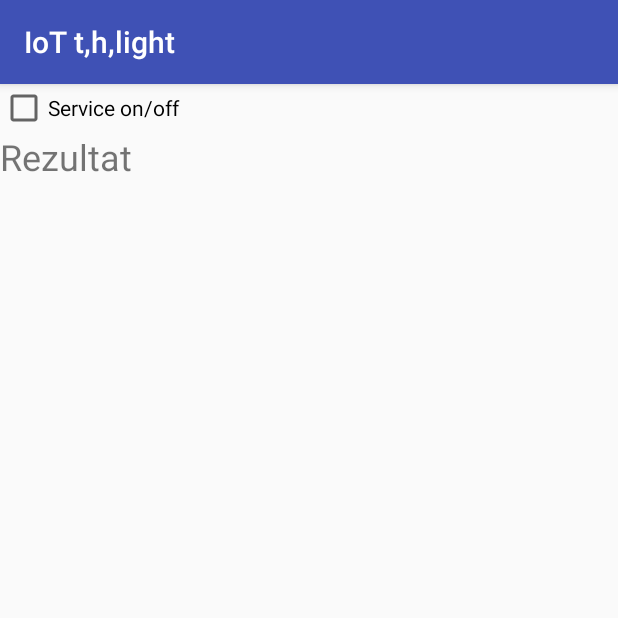
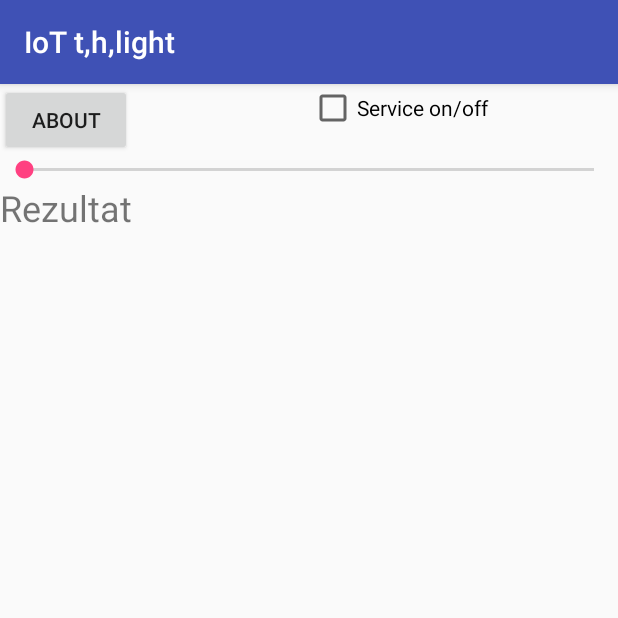
Before and after one commit to nikolaJapundzic/IoT_t_h_light, an Android app: the screen it shows after launch (MainActivity), on a phone screen of 412 x 824 dp, the top half of it. Run offline under Robolectric (Android 15) with nearby library versions, the phone set to English and light mode, and no system bars.

Commit message:
Aboutbutton added

```diff
--- a/app/build.gradle
+++ b/app/build.gradle
@@ -7,8 +7,8 @@ android {
         applicationId "things.useful.asynctask_IoT"
         minSdkVersion 16
         targetSdkVersion 25
-        versionCode 3
-        versionName "1.3"
+        versionCode 4
+        versionName "1.4"
         testInstrumentationRunner "android.support.test.runner.AndroidJUnitRunner"
     }
     buildTypes {
--- a/app/src/main/java/things/useful/asynctask_IoT/IoT.java
+++ b/app/src/main/java/things/useful/asynctask_IoT/IoT.java
@@ -37,7 +37,7 @@ public class IoT extends Service {
                     new SimpleSyncTask().execute(strUrl);
 
                     try {
-                        sleep(2100);
+                        sleep(2500);
                     } catch (InterruptedException e) {
                         e.printStackTrace();
                     }
--- a/app/src/main/res/layout/activity_main.xml
+++ b/app/src/main/res/layout/activity_main.xml
@@ -5,22 +5,74 @@
     android:layout_width="match_parent"
     android:layout_height="match_parent"
     android:orientation="vertical"
+    android:weightSum="3"
     tools:context="things.useful.asynctask_IoT.MainActivity">
 
+
+    <LinearLayout
+        android:layout_width="match_parent"
+        android:layout_height="wrap_content"
+
+        android:weightSum="2"
+        android:orientation="horizontal">
+
+        <LinearLayout
+            android:layout_width="match_parent"
+            android:layout_height="wrap_content"
+            android:layout_weight="1"
+            android:orientation="vertical">
+
+            <Button
+                android:id="@+id/buttonABOUT"
+                android:layout_width="wrap_content"
+                android:layout_height="wrap_content"
+                android:text="@string/info" />
+
+        </LinearLayout>
+
+        <LinearLayout
+            android:layout_width="match_parent"
+            android:layout_height="wrap_content"
+            android:layout_weight="1"
+            android:orientation="vertical">
 
             <CheckBox
                 android:id="@+id/checkBox"
                 android:layout_width="match_parent"
                 android:layout_height="wrap_content"
                 android:checked="false"
-        android:text="Service on/off" />
+                android:text="@string/service_on_off" />
+
+        </LinearLayout>
+
+
+    </LinearLayout>
+
+    <LinearLayout
+        android:layout_width="match_parent"
+        android:layout_height="wrap_content"
+        android:orientation="vertical">
+
+        <SeekBar
+            android:id="@+id/seekBar"
+            android:layout_width="match_parent"
+            android:layout_height="wrap_content" />
+
+    </LinearLayout>
+
+    <ScrollView
+        android:layout_width="match_parent"
+        android:layout_height="match_parent"
+        android:layout_weight="1"
+        android:orientation="vertical">
 
         <TextView
             android:id="@+id/tv_result"
-        android:layout_width="wrap_content"
+            android:layout_width="match_parent"
             android:layout_height="wrap_content"
             android:text="@string/tv_resulta"
             android:textSize="24sp" />
+    </ScrollView>
 
 
 </LinearLayout>
```
Also changed, not shown: app/src/main/java/things/useful/asynctask_IoT/MainActivity.java (+31 -0 lines), app/src/main/res/values/strings.xml (+21 -0 lines). Lines whose indentation alone changed are shown as unchanged.
